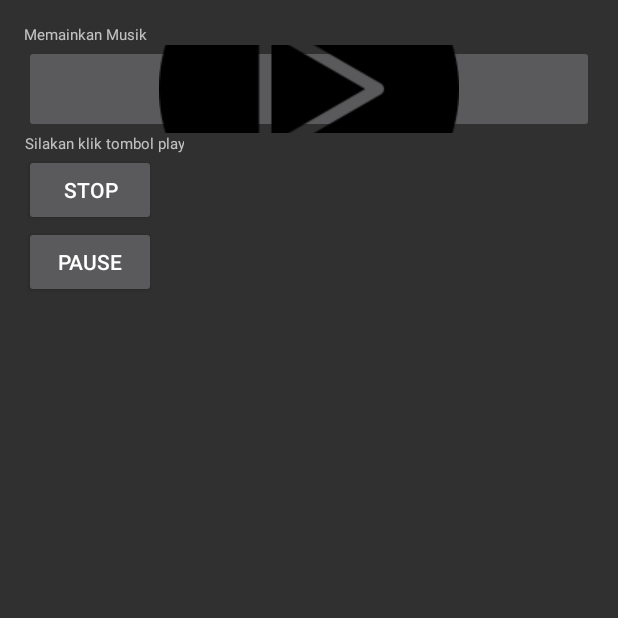
After one commit to Septiandnj/ProjectAndroid, an Android app: the PlayingAudio screen opened directly, with no data from a screen before it, on a phone screen of 412 x 824 dp, the top half of it. The commit adds this screen. Run offline under Robolectric (Android 15) with nearby library versions, the phone set to English and light mode, and no system bars.

Commit message:
PlayingAudio

```diff
--- a/Septiandnj/app/src/main/AndroidManifest.xml
+++ b/Septiandnj/app/src/main/AndroidManifest.xml
@@ -50,7 +50,10 @@
             android:label="@string/title_activity_seleksi" />
         <activity
             android:name=".ServiceSederhana"
-            android:label="@string/title_activity_service_sederhana"></activity>
+            android:label="@string/title_activity_service_sederhana" />
+        <activity
+            android:name=".PlayingAudio"
+            android:label="@string/title_activity_playing_audio"></activity>
     </application>
 
 </manifest>
--- /dev/null
+++ b/Septiandnj/app/src/main/java/assalaam/layout/id/septian/PlayingAudio.java
@@ -0,0 +1,109 @@
+package assalaam.layout.id.septian;
+
+import android.os.Bundle;
+import android.app.Activity;
+import java.io.IOException;
+import android.media.MediaPlayer;
+import android.media.MediaPlayer.OnCompletionListener;
+import android.view.View;
+import android.view.View.OnClickListener;
+import android.widget.ImageButton;
+import android.widget.TextView;
+import android.widget.Button;
+
+
+public class PlayingAudio extends Activity {
+    ImageButton mainkan;
+    TextView keterangan;
+    MediaPlayer mp;
+    private Button btnPlay;
+    private Button btnPause;
+    private Button btnStop;
+
+    @Override
+    protected void onCreate(Bundle savedInstanceState) {
+        super.onCreate(savedInstanceState);
+        setContentView(R.layout.activity_playing_audio);
+
+        btnPause = (Button) findViewById(R.id.btnPAUSE);
+        btnStop = (Button) findViewById(R.id.btnSTOP);
+
+        keterangan=(TextView)findViewById(R.id.ket);
+        keterangan.setText("Silakan klik tombol play");
+
+        mainkan=(ImageButton)findViewById(R.id.putarMusik);
+        mainkan.setOnClickListener(new OnClickListener() {
+            @Override
+            public void onClick(View arg0) {
+                mainkan.setEnabled(false);
+                keterangan.setText("Tombol play tidak aktif");
+                go();
+            }
+        });
+        btnPause.setOnClickListener(new View.OnClickListener() {
+            @Override
+            public void onClick(View v) {
+                pause();
+            }
+        });
+
+        btnStop.setOnClickListener(new View.OnClickListener() {
+            @Override
+            public void onClick(View v) {
+                stop();
+            }
+        });
+    }
+    public void go() {
+        mp = MediaPlayer.create(PlayingAudio.this, R.raw.honeymoon);
+        try {
+            mp.prepare();
+        } catch (IllegalStateException e) {
+            e.printStackTrace();
+        } catch (IOException e) {
+            e.printStackTrace();
+        }
+        mp.start();
+        mp.setOnCompletionListener(new OnCompletionListener() {
+            @Override
+            public void onCompletion(MediaPlayer arg0) {
+                mainkan.setEnabled(true);
+                keterangan.setText("Silakan klik tombol play");
+            }
+        });
+    }
+
+    /** Dijalankan Oleh Tombol Pause */
+    public void pause(){
+        if(mp.isPlaying()){
+            if(mp!=null){
+                mp.pause();
+
+            }
+        } else {
+            if(mp!=null){
+                mp.start();
+
+            }
+        }
+    }
+
+    /** Dijalankan Oleh Tombol Stop */
+    public void stop(){
+        mp.stop();
+
+        try{
+            mp.prepare();
+            mp.seekTo(0);
+        }catch (Throwable t) {
+            t.printStackTrace();
+        }
+
+        stateAwal();
+    }
+    public void stateAwal(){
+        btnPause.setEnabled(false);
+        btnStop.setEnabled(false);
+    }
+
+}
--- /dev/null
+++ b/Septiandnj/app/src/main/res/layout/activity_playing_audio.xml
@@ -0,0 +1,52 @@
+<?xml version="1.0" encoding="utf-8"?>
+<LinearLayout xmlns:android="http://schemas.android.com/apk/res/android"
+    xmlns:tools="http://schemas.android.com/tools"
+    android:id="@+id/activity_playing_audio"
+    android:orientation="vertical"
+    android:layout_width="fill_parent"
+    android:layout_height="fill_parent"
+    android:paddingBottom="@dimen/activity_vertical_margin"
+    android:paddingLeft="@dimen/activity_horizontal_margin"
+    android:paddingRight="@dimen/activity_horizontal_margin"
+    android:paddingTop="@dimen/activity_vertical_margin"
+    tools:context="assalaam.layout.id.septian.PlayingAudio"
+    android:weightSum="1">
+
+    <TextView
+        android:layout_width="wrap_content"
+        android:layout_height="wrap_content"
+        android:textSize="15px"
+        android:id="@+id/textView"
+        android:text="Memainkan Musik"></TextView>
+    <ImageButton
+        android:layout_width="fill_parent"
+        android:layout_height="40dp"
+        android:id="@+id/putarMusik"
+        android:adjustViewBounds="false"
+        android:src="@drawable/play"
+        android:layout_gravity="center_vertical|center_horizontal"
+        android:layout_weight="0.03"></ImageButton>
+    <TextView
+        android:layout_width="wrap_content"
+        android:layout_height="wrap_content"
+        android:gravity="center_horizontal"
+        android:textSize="15px"
+        android:id="@+id/ket"
+        android:text=""></TextView>
+    <Button
+        android:layout_width="wrap_content"
+        android:layout_height="wrap_content"
+        android:text="STOP"
+        android:id="@+id/btnSTOP"
+        android:layout_alignTop="@+id/btnPAUSE"
+        android:layout_toRightOf="@+id/btnPAUSE"
+        android:layout_toEndOf="@+id/btnPAUSE"/>
+
+    <Button
+        android:layout_width="wrap_content"
+        android:layout_height="wrap_content"
+        android:text="PAUSE"
+        android:id="@+id/btnPAUSE"
+        android:layout_alignTop="@+id/btnPLAY"
+        android:layout_centerHorizontal="true"/>
+</LinearLayout>
--- a/Septiandnj/app/src/main/res/values/strings.xml
+++ b/Septiandnj/app/src/main/res/values/strings.xml
@@ -1,5 +1,5 @@
 <resources>
-    <string name="app_name">Membuat Check Box</string>
+    <string name="app_name">Septiandnj</string>
     <string name="title_activity_class_ke_dua">ClassKeDua</string>
     <string name="title_activity_relatif_layout">RelatifLayout</string>
     <string name="title_activity_layout_sederhana">LayoutSederhana</string>
@@ -22,4 +22,5 @@
     <string name="aa">Service Sederhana!</string>
     <string name="startBtn">Start</string>
     <string name="stopBtn">Stop</string>
+    <string name="title_activity_playing_audio">PlayingAudio</string>
 </resources>
```
Also changed, not shown: Septiandnj/app/src/main/java/assalaam/layout/id/septian/Home.java (+9 -0 lines), Septiandnj/app/src/main/res/layout/activity_home.xml (+9 -1 lines), Septiandnj/app/src/main/res/drawable/aihh.png (added), Septiandnj/app/src/main/res/drawable/play.png (added).
